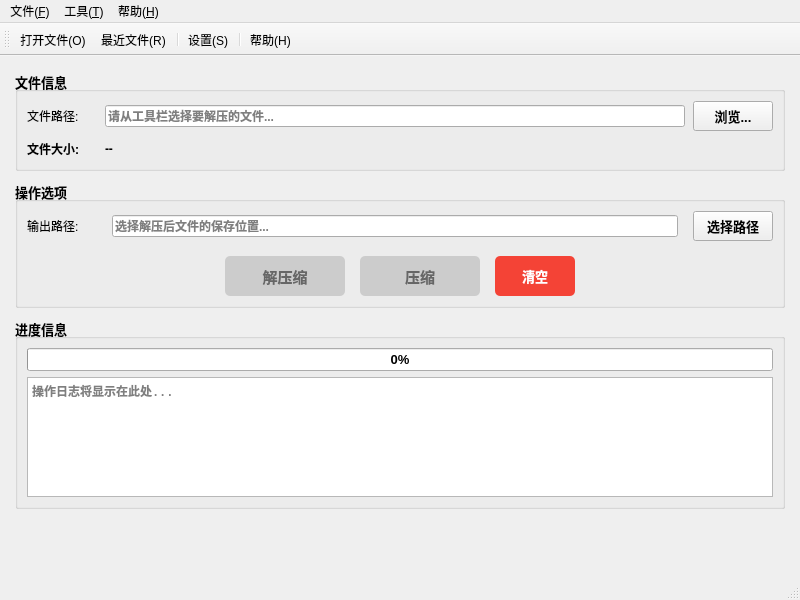
Before: the Qt Designer form ui/mainwindow.ui in Lzheighton/huffman-zipper, drawn with Qt 5.
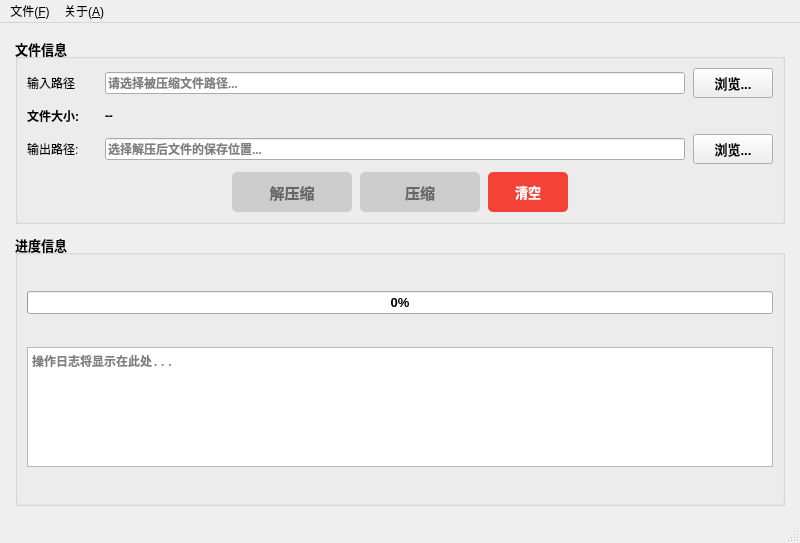
After: the same form once the commit is applied. Icons and pictures are not drawn.

Commit message: feat: UI调整，文件/路径选择QFileDialog

Diff of the .ui file:
```diff
--- a/ui/mainwindow.ui
+++ b/ui/mainwindow.ui
@@ -7,7 +7,7 @@
                 <x>0</x>
                 <y>0</y>
                 <width>800</width>
-                <height>600</height>
+    <height>543</height>
             </rect>
         </property>
         <property name="windowTitle">
@@ -36,16 +36,15 @@
                 </property>
                 <item>
                     <widget class="QGroupBox" name="groupBox_fileInfo">
+      <property name="font">
+       <font>
+        <pointsize>10</pointsize>
+        <bold>true</bold>
+       </font>
+      </property>
                         <property name="title">
                             <string>文件信息</string>
                         </property>
-                        <property name="font">
-                            <font>
-                                <pointsize>10</pointsize>
-                                <weight>75</weight>
-                                <bold>true</bold>
-                            </font>
-                        </property>
                         <layout class="QVBoxLayout" name="verticalLayout_fileInfo">
                             <property name="spacing">
                                 <number>8</number>
@@ -54,44 +53,44 @@
                                 <layout class="QHBoxLayout" name="horizontalLayout_filePath">
                                     <item>
                                         <widget class="QLabel" name="label_filePath">
-                                            <property name="text">
-                                                <string>文件路径:</string>
-                                            </property>
-                                            <property name="font">
-                                                <font>
-                                                    <pointsize>9</pointsize>
-                                                    <weight>50</weight>
-                                                    <bold>false</bold>
-                                                </font>
-                                            </property>
                                             <property name="minimumSize">
                                                 <size>
                                                     <width>70</width>
                                                     <height>0</height>
                                                 </size>
                                             </property>
+           <property name="font">
+            <font>
+             <pointsize>9</pointsize>
+             <bold>false</bold>
+            </font>
+           </property>
+           <property name="text">
+            <string>输入路径</string>
+           </property>
                                         </widget>
                                     </item>
                                     <item>
                                         <widget class="QLineEdit" name="lineEdit_filePath">
-                                            <property name="readOnly">
-                                                <bool>true</bool>
-                                            </property>
-                                            <property name="placeholderText">
-                                                <string>请从工具栏选择要解压的文件...</string>
-                                            </property>
                                             <property name="font">
                                                 <font>
                                                     <pointsize>9</pointsize>
-                                                </font>
-                                            </property>
+             <bold>true</bold>
+            </font>
+           </property>
+           <property name="text">
+            <string/>
+           </property>
+           <property name="readOnly">
+            <bool>true</bool>
+           </property>
+           <property name="placeholderText">
+            <string>请选择被压缩文件路径...</string>
+           </property>
                                         </widget>
                                     </item>
                                     <item>
                                         <widget class="QPushButton" name="pushButton_browse">
-                                            <property name="text">
-                                                <string>浏览...</string>
-                                            </property>
                                             <property name="minimumSize">
                                                 <size>
                                                     <width>80</width>
@@ -104,6 +103,9 @@
                                                     <height>30</height>
                                                 </size>
                                             </property>
+           <property name="text">
+            <string>浏览...</string>
+           </property>
                                         </widget>
                                     </item>
                                 </layout>
@@ -112,38 +114,40 @@
                                 <layout class="QHBoxLayout" name="horizontalLayout_fileSize">
                                     <item>
                                         <widget class="QLabel" name="label_fileSize">
+           <property name="minimumSize">
+            <size>
+             <width>70</width>
+             <height>0</height>
+            </size>
+           </property>
+           <property name="font">
+            <font>
+             <pointsize>9</pointsize>
+             <bold>true</bold>
+            </font>
+           </property>
                                             <property name="text">
                                                 <string>文件大小:</string>
                                             </property>
-                                            <property name="font">
-                                                <font>
-                                                    <pointsize>9</pointsize>
-                                                </font>
-                                            </property>
-                                            <property name="minimumSize">
-                                                <size>
-                                                    <width>70</width>
-                                                    <height>0</height>
-                                                </size>
-                                            </property>
                                         </widget>
                                     </item>
                                     <item>
                                         <widget class="QLabel" name="label_fileSizeValue">
+           <property name="font">
+            <font>
+             <pointsize>9</pointsize>
+             <bold>true</bold>
+            </font>
+           </property>
                                             <property name="text">
                                                 <string>--</string>
                                             </property>
-                                            <property name="font">
-                                                <font>
-                                                    <pointsize>9</pointsize>
-                                                </font>
-                                            </property>
                                         </widget>
                                     </item>
                                     <item>
                                         <spacer name="horizontalSpacer_fileSize">
                                             <property name="orientation">
-                                                <enum>Qt::Horizontal</enum>
+            <enum>Qt::Orientation::Horizontal</enum>
                                             </property>
                                             <property name="sizeHint" stdset="0">
                                                 <size>
@@ -155,64 +159,42 @@
                                     </item>
                                 </layout>
                             </item>
-                        </layout>
-                    </widget>
-                </item>
-                <item>
-                    <widget class="QGroupBox" name="groupBox_operation">
-                        <property name="title">
-                            <string>操作选项</string>
-                        </property>
-                        <property name="font">
-                            <font>
-                                <pointsize>10</pointsize>
-                                <weight>75</weight>
-                                <bold>true</bold>
-                            </font>
-                        </property>
-                        <layout class="QVBoxLayout" name="verticalLayout_operation">
-                            <property name="spacing">
-                                <number>15</number>
-                            </property>
                             <item>
                                 <layout class="QHBoxLayout" name="horizontalLayout_outputPath">
                                     <item>
                                         <widget class="QLabel" name="label_outputPath">
+           <property name="minimumSize">
+            <size>
+             <width>70</width>
+             <height>0</height>
+            </size>
+           </property>
+           <property name="font">
+            <font>
+             <pointsize>9</pointsize>
+             <bold>false</bold>
+            </font>
+           </property>
                                             <property name="text">
                                                 <string>输出路径:</string>
                                             </property>
-                                            <property name="font">
-                                                <font>
-                                                    <pointsize>9</pointsize>
-                                                    <weight>50</weight>
-                                                    <bold>false</bold>
-                                                </font>
-                                            </property>
-                                            <property name="minimumSize">
-                                                <size>
-                                                    <width>70</width>
-                                                    <height>0</height>
-                                                </size>
-                                            </property>
                                         </widget>
                                     </item>
                                     <item>
                                         <widget class="QLineEdit" name="lineEdit_outputPath">
+           <property name="font">
+            <font>
+             <pointsize>9</pointsize>
+             <bold>true</bold>
+            </font>
+           </property>
                                             <property name="placeholderText">
                                                 <string>选择解压后文件的保存位置...</string>
                                             </property>
-                                            <property name="font">
-                                                <font>
-                                                    <pointsize>9</pointsize>
-                                                </font>
-                                            </property>
                                         </widget>
                                     </item>
                                     <item>
                                         <widget class="QPushButton" name="pushButton_selectOutput">
-                                            <property name="text">
-                                                <string>选择路径</string>
-                                            </property>
                                             <property name="minimumSize">
                                                 <size>
                                                     <width>80</width>
@@ -225,6 +207,9 @@
                                                     <height>30</height>
                                                 </size>
                                             </property>
+           <property name="text">
+            <string>浏览...</string>
+           </property>
                                         </widget>
                                     </item>
                                 </layout>
@@ -234,7 +219,7 @@
                                     <item>
                                         <spacer name="horizontalSpacer_left">
                                             <property name="orientation">
-                                                <enum>Qt::Horizontal</enum>
+            <enum>Qt::Orientation::Horizontal</enum>
                                             </property>
                                             <property name="sizeHint" stdset="0">
                                                 <size>
@@ -249,22 +234,18 @@
                                             <property name="enabled">
                                                 <bool>false</bool>
                                             </property>
-                                            <property name="text">
-                                                <string>解压缩</string>
-                                            </property>
-                                            <property name="font">
-                                                <font>
-                                                    <pointsize>11</pointsize>
-                                                    <weight>75</weight>
-                                                    <bold>true</bold>
-                                                </font>
-                                            </property>
                                             <property name="minimumSize">
                                                 <size>
                                                     <width>120</width>
                                                     <height>40</height>
                                                 </size>
                                             </property>
+           <property name="font">
+            <font>
+             <pointsize>11</pointsize>
+             <bold>true</bold>
+            </font>
+           </property>
                                             <property name="styleSheet">
                                                 <string>QPushButton {
                                                     background-color: #4CAF50;
@@ -287,6 +268,9 @@
                                                     color: #666666;
                                                     }</string>
                                             </property>
+           <property name="text">
+            <string>解压缩</string>
+           </property>
                                         </widget>
                                     </item>
                                     <item>
@@ -294,22 +278,18 @@
                                             <property name="enabled">
                                                 <bool>false</bool>
                                             </property>
-                                            <property name="text">
-                                                <string>压缩</string>
-                                            </property>
-                                            <property name="font">
-                                                <font>
-                                                    <pointsize>11</pointsize>
-                                                    <weight>75</weight>
-                                                    <bold>true</bold>
-                                                </font>
-                                            </property>
                                             <property name="minimumSize">
                                                 <size>
                                                     <width>120</width>
                                                     <height>40</height>
                                                 </size>
                                             </property>
+           <property name="font">
+            <font>
+             <pointsize>11</pointsize>
+             <bold>true</bold>
+            </font>
+           </property>
                                             <property name="styleSheet">
                                                 <string>QPushButton {
                                                     background-color: #2196F3;
@@ -332,24 +312,25 @@
                                                     color: #666666;
                                                     }</string>
                                             </property>
+           <property name="text">
+            <string>压缩</string>
+           </property>
                                         </widget>
                                     </item>
                                     <item>
                                         <widget class="QPushButton" name="pushButton_clear">
-                                            <property name="text">
-                                                <string>清空</string>
-                                            </property>
-                                            <property name="font">
-                                                <font>
-                                                    <pointsize>10</pointsize>
-                                                </font>
-                                            </property>
                                             <property name="minimumSize">
                                                 <size>
                                                     <width>80</width>
                                                     <height>40</height>
                                                 </size>
                                             </property>
+           <property name="font">
+            <font>
+             <pointsize>10</pointsize>
+             <bold>true</bold>
+            </font>
+           </property>
                                             <property name="styleSheet">
                                                 <string>QPushButton {
                                                     background-color: #f44336;
@@ -367,12 +348,15 @@
                                                     background-color: #b71c1c;
                                                     }</string>
                                             </property>
+           <property name="text">
+            <string>清空</string>
+           </property>
                                         </widget>
                                     </item>
                                     <item>
                                         <spacer name="horizontalSpacer_right">
                                             <property name="orientation">
-                                                <enum>Qt::Horizontal</enum>
+            <enum>Qt::Orientation::Horizontal</enum>
                                             </property>
                                             <property name="sizeHint" stdset="0">
                                                 <size>
@@ -389,16 +373,15 @@
                 </item>
                 <item>
                     <widget class="QGroupBox" name="groupBox_progress">
+      <property name="font">
+       <font>
+        <pointsize>10</pointsize>
+        <bold>true</bold>
+       </font>
+      </property>
                         <property name="title">
                             <string>进度信息</string>
                         </property>
-                        <property name="font">
-                            <font>
-                                <pointsize>10</pointsize>
-                                <weight>75</weight>
-                                <bold>true</bold>
-                            </font>
-                        </property>
                         <layout class="QVBoxLayout" name="verticalLayout_progress">
                             <item>
                                 <widget class="QProgressBar" name="progressBar">
@@ -422,6 +405,7 @@
                                         <font>
                                             <family>Consolas</family>
                                             <pointsize>9</pointsize>
+           <bold>true</bold>
                                         </font>
                                     </property>
                                     <property name="readOnly">
@@ -435,19 +419,6 @@
                         </layout>
                     </widget>
                 </item>
-                <item>
-                    <spacer name="verticalSpacer">
-                        <property name="orientation">
-                            <enum>Qt::Vertical</enum>
-                        </property>
-                        <property name="sizeHint" stdset="0">
-                            <size>
-                                <width>20</width>
-                                <height>40</height>
-                            </size>
-                        </property>
-                    </spacer>
-                </item>
             </layout>
         </widget>
         <widget class="QMenuBar" name="menubar">
@@ -456,7 +427,7 @@
                     <x>0</x>
                     <y>0</y>
                     <width>800</width>
-                    <height>22</height>
+     <height>33</height>
                 </rect>
             </property>
             <widget class="QMenu" name="menu_file">
@@ -468,48 +439,16 @@
                 <addaction name="separator"/>
                 <addaction name="action_exit"/>
             </widget>
-            <widget class="QMenu" name="menu_tools">
+   <widget class="QMenu" name="menu_about">
                 <property name="title">
-                    <string>工具(&amp;T)</string>
-                </property>
-                <addaction name="action_settings"/>
-                <addaction name="action_view_tree"/>
-            </widget>
-            <widget class="QMenu" name="menu_help">
-                <property name="title">
-                    <string>帮助(&amp;H)</string>
+     <string>关于(&amp;A)</string>
                 </property>
                 <addaction name="action_about"/>
-                <addaction name="action_help"/>
             </widget>
             <addaction name="menu_file"/>
-            <addaction name="menu_tools"/>
-            <addaction name="menu_help"/>
+   <addaction name="menu_about"/>
         </widget>
         <widget class="QStatusBar" name="statusbar"/>
-        <widget class="QToolBar" name="toolBar">
-            <property name="windowTitle">
-                <string>工具栏</string>
-            </property>
-            <property name="iconSize">
-                <size>
-                    <width>24</width>
-                    <height>24</height>
-                </size>
-            </property>
-            <attribute name="toolBarArea">
-                <enum>TopToolBarArea</enum>
-            </attribute>
-            <attribute name="toolBarBreak">
-                <bool>false</bool>
-            </attribute>
-            <addaction name="action_open"/>
-            <addaction name="action_recent"/>
-            <addaction name="separator"/>
-            <addaction name="action_settings"/>
-            <addaction name="separator"/>
-            <addaction name="action_help"/>
-        </widget>
         <action name="action_open">
             <property name="icon">
                 <iconset>
@@ -545,46 +484,11 @@
                 <string>Ctrl+Q</string>
             </property>
         </action>
-        <action name="action_settings">
-            <property name="icon">
-                <iconset>
-                    <normaloff>:/icons/settings.png</normaloff>:/icons/settings.png</iconset>
-            </property>
-            <property name="text">
-                <string>设置(&amp;S)</string>
-            </property>
-            <property name="toolTip">
-                <string>应用程序设置</string>
-            </property>
-        </action>
         <action name="action_about">
             <property name="text">
                 <string>关于(&amp;A)</string>
             </property>
         </action>
-        <action name="action_help">
-            <property name="icon">
-                <iconset>
-                    <normaloff>:/icons/help.png</normaloff>:/icons/help.png</iconset>
-            </property>
-            <property name="text">
-                <string>帮助(&amp;H)</string>
-            </property>
-            <property name="toolTip">
-                <string>显示帮助信息</string>
-            </property>
-            <property name="shortcut">
-                <string>F1</string>
-            </property>
-        </action>
-        <action name="action_view_tree">
-            <property name="text">
-                <string>查看Huffman树(&amp;V)</string>
-            </property>
-            <property name="toolTip">
-                <string>显示当前文件的Huffman编码树</string>
-            </property>
-        </action>
     </widget>
     <resources/>
     <connections/>
```
Lines whose indentation alone changed are shown as unchanged. The commit also changes 6 other files.
